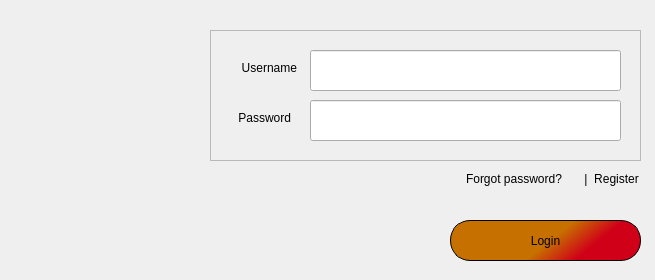
gagabon501/cs106-2, file MyCovidRecord/login.ui: the form before one commit.
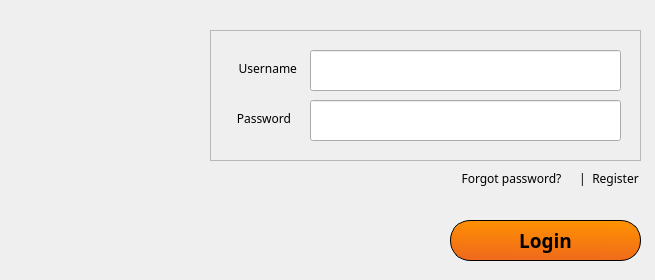
The form after the commit. Icons and pictures are not drawn.

What changed in the file:
```diff
--- a/MyCovidRecord/login.ui
+++ b/MyCovidRecord/login.ui
@@ -28,6 +28,11 @@
      <verstretch>0</verstretch>
     </sizepolicy>
    </property>
+   <property name="font">
+    <font>
+     <family>Raleway</family>
+    </font>
+   </property>
    <property name="styleSheet">
     <string notr="true"/>
    </property>
@@ -52,6 +57,11 @@
       <verstretch>0</verstretch>
      </sizepolicy>
     </property>
+    <property name="font">
+     <font>
+      <family>Raleway</family>
+     </font>
+    </property>
     <property name="text">
      <string>Username</string>
     </property>
@@ -90,6 +100,11 @@
       <verstretch>0</verstretch>
      </sizepolicy>
     </property>
+    <property name="font">
+     <font>
+      <family>Raleway</family>
+     </font>
+    </property>
     <property name="text">
      <string>Password</string>
     </property>
@@ -192,11 +207,18 @@
      <height>100</height>
     </size>
    </property>
+   <property name="font">
+    <font>
+     <family>Raleway</family>
+     <pointsize>14</pointsize>
+     <bold>true</bold>
+    </font>
+   </property>
    <property name="cursor">
     <cursorShape>OpenHandCursor</cursorShape>
    </property>
    <property name="styleSheet">
-    <string notr="true">background-color: qlineargradient(spread:pad, x1:0.433429, y1:0.852, x2:1, y2:1, stop:0 rgba(198, 112, 0, 255), stop:0.428571 rgba(208, 0, 24, 255));
+    <string notr="true">background-color: qlineargradient(spread:pad, x1:0.9, y1:1, x2:1, y2:0, stop:0 rgb(240, 107, 27), stop:1 rgb(255, 147, 0));
 border: 1px solid;
 border-radius: 20px;</string>
    </property>
@@ -210,7 +232,7 @@
      <x>30</x>
      <y>20</y>
      <width>141</width>
-     <height>161</height>
+     <height>141</height>
     </rect>
    </property>
    <property name="text">
@@ -235,6 +257,11 @@
      <height>18</height>
     </rect>
    </property>
+   <property name="font">
+    <font>
+     <family>Raleway</family>
+    </font>
+   </property>
    <layout class="QHBoxLayout" name="horizontalLayout">
     <item>
      <widget class="QPushButton" name="pushButton_forgotPassword">
@@ -244,6 +271,11 @@
         <verstretch>0</verstretch>
        </sizepolicy>
       </property>
+      <property name="font">
+       <font>
+        <family>Raleway</family>
+       </font>
+      </property>
       <property name="cursor">
        <cursorShape>OpenHandCursor</cursorShape>
       </property>
@@ -263,6 +295,11 @@
         <verstretch>0</verstretch>
        </sizepolicy>
       </property>
+      <property name="font">
+       <font>
+        <family>Raleway</family>
+       </font>
+      </property>
       <property name="text">
        <string>|</string>
       </property>
@@ -279,6 +316,11 @@
         <verstretch>0</verstretch>
        </sizepolicy>
       </property>
+      <property name="font">
+       <font>
+        <family>Raleway</family>
+       </font>
+      </property>
       <property name="cursor">
        <cursorShape>OpenHandCursor</cursorShape>
       </property>
```
Left out of the diff: 15 changed lines with no effect on the pictures.
